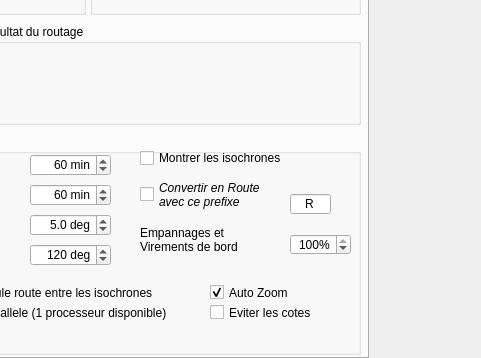
Qt form src/Ui/Routage_Editor.ui (nohal/qtVlm) before a commit; both pictures show x 132 to 613 and y 242 to 600 of the 613 by 600 pixel window.
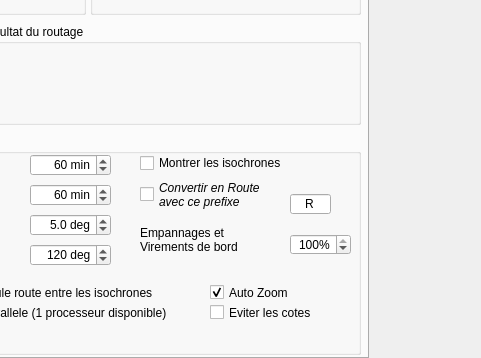
The same form after that commit.

What changed in the file:
```diff
--- a/src/Ui/Routage_Editor.ui
+++ b/src/Ui/Routage_Editor.ui
@@ -289,7 +289,7 @@
        <property name="geometry">
         <rect>
          <x>260</x>
-         <y>15</y>
+         <y>20</y>
          <width>201</width>
          <height>18</height>
         </rect>
```
